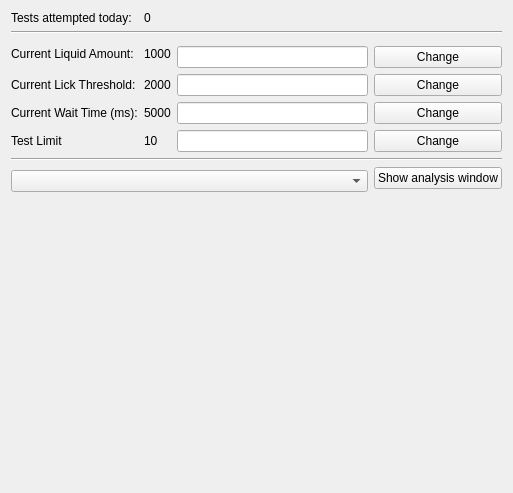
Above: Python/gui/mousewin.ui from yagarwal123/autonomouse before the change. Below: the same form after it.
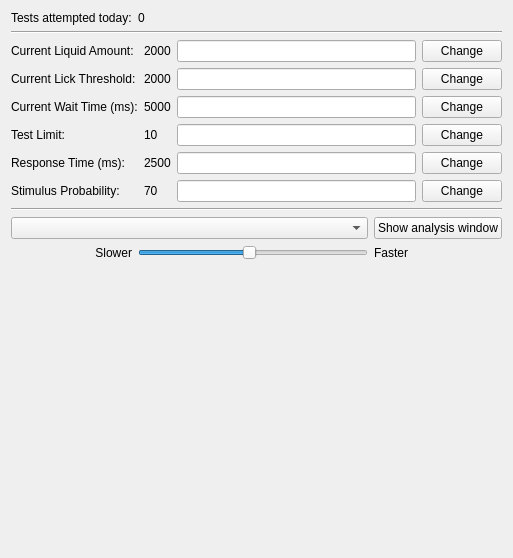
That is the form after the change. Custom widgets are drawn as their Qt base class.

The edit to the form file:
```diff
--- a/Python/gui/mousewin.ui
+++ b/Python/gui/mousewin.ui
@@ -6,14 +6,63 @@
    <rect>
     <x>0</x>
     <y>0</y>
-    <width>509</width>
-    <height>487</height>
+    <width>503</width>
+    <height>502</height>
    </rect>
   </property>
   <property name="windowTitle">
    <string>Form</string>
   </property>
-  <layout class="QGridLayout" name="gridLayout">
+  <layout class="QGridLayout" name="gridLayout_2">
+   <item row="3" column="0" colspan="4">
+    <widget class="Line" name="line_2">
+     <property name="orientation">
+      <enum>Qt::Horizontal</enum>
+     </property>
+    </widget>
+   </item>
+   <item row="4" column="0" colspan="3">
+    <widget class="QComboBox" name="test_select"/>
+   </item>
+   <item row="4" column="3">
+    <widget class="QPushButton" name="showAnalysisButton">
+     <property name="text">
+      <string>Show analysis window</string>
+     </property>
+    </widget>
+   </item>
+   <item row="5" column="0">
+    <widget class="QLabel" name="label_7">
+     <property name="text">
+      <string>Slower</string>
+     </property>
+     <property name="alignment">
+      <set>Qt::AlignRight|Qt::AlignTrailing|Qt::AlignVCenter</set>
+     </property>
+    </widget>
+   </item>
+   <item row="5" column="1" colspan="2">
+    <widget class="QSlider" name="speedSlider">
+     <property name="minimum">
+      <number>1</number>
+     </property>
+     <property name="maximum">
+      <number>30</number>
+     </property>
+     <property name="sliderPosition">
+      <number>15</number>
+     </property>
+     <property name="orientation">
+      <enum>Qt::Horizontal</enum>
+     </property>
+     <property name="tickPosition">
+      <enum>QSlider::NoTicks</enum>
+     </property>
+     <property name="tickInterval">
+      <number>1</number>
+     </property>
+    </widget>
+   </item>
    <item row="0" column="0">
     <widget class="QLabel" name="label_5">
      <property name="text">
@@ -21,13 +70,6 @@
      </property>
     </widget>
    </item>
-   <item row="0" column="1">
-    <widget class="QLabel" name="test_no_disp">
-     <property name="text">
-      <string>0</string>
-     </property>
-    </widget>
-   </item>
    <item row="1" column="0" colspan="4">
     <widget class="Line" name="line">
      <property name="orientation">
@@ -35,126 +77,178 @@
      </property>
     </widget>
    </item>
-   <item row="2" column="0" rowspan="2">
-    <widget class="QLabel" name="label">
+   <item row="5" column="3">
+    <widget class="QLabel" name="label_8">
+     <property name="text">
+      <string>Faster</string>
+     </property>
+     <property name="alignment">
+      <set>Qt::AlignLeading|Qt::AlignLeft|Qt::AlignVCenter</set>
+     </property>
+    </widget>
+   </item>
+   <item row="6" column="0" colspan="4">
+    <widget class="MplWidget" name="plotWid" native="true">
+     <property name="minimumSize">
+      <size>
+       <width>491</width>
+       <height>281</height>
+      </size>
+     </property>
+    </widget>
+   </item>
+   <item row="2" column="0" colspan="4">
+    <layout class="QGridLayout" name="gridLayout">
+     <item row="0" column="0">
+      <widget class="QLabel" name="label_10">
      <property name="text">
       <string>Current Liquid Amount:</string>
      </property>
     </widget>
    </item>
-   <item row="2" column="1" rowspan="2">
+     <item row="0" column="1">
     <widget class="QLabel" name="liq_am_disp">
      <property name="text">
-      <string>1000</string>
+        <string>2000</string>
      </property>
     </widget>
    </item>
-   <item row="3" column="2">
+     <item row="0" column="2">
     <widget class="QLineEdit" name="liquidLineEdit"/>
    </item>
-   <item row="3" column="3">
+     <item row="0" column="3">
     <widget class="QPushButton" name="changeliquidButton">
      <property name="text">
       <string>Change</string>
      </property>
     </widget>
    </item>
-   <item row="4" column="0">
+     <item row="1" column="0">
     <widget class="QLabel" name="label_2">
      <property name="text">
       <string>Current Lick Threshold:</string>
      </property>
     </widget>
    </item>
-   <item row="4" column="1">
+     <item row="1" column="1">
     <widget class="QLabel" name="lick_thresh_disp">
      <property name="text">
       <string>2000</string>
      </property>
     </widget>
    </item>
-   <item row="4" column="2">
+     <item row="1" column="2">
     <widget class="QLineEdit" name="lickLineEdit"/>
    </item>
-   <item row="4" column="3">
+     <item row="1" column="3">
     <widget class="QPushButton" name="changelickButton">
      <property name="text">
       <string>Change</string>
      </property>
     </widget>
    </item>
-   <item row="5" column="0">
+     <item row="2" column="0">
     <widget class="QLabel" name="label_3">
      <property name="text">
       <string>Current Wait Time (ms):</string>
      </property>
     </widget>
    </item>
-   <item row="5" column="1">
+     <item row="2" column="1">
     <widget class="QLabel" name="waittime_disp">
      <property name="text">
       <string>5000</string>
      </property>
     </widget>
    </item>
-   <item row="5" column="2">
+     <item row="2" column="2">
     <widget class="QLineEdit" name="waittimeLineEdit"/>
    </item>
-   <item row="5" column="3">
+     <item row="2" column="3">
     <widget class="QPushButton" name="changewaittimeButton">
      <property name="text">
       <string>Change</string>
      </property>
     </widget>
    </item>
-   <item row="6" column="0">
+     <item row="3" column="0">
     <widget class="QLabel" name="label_4">
      <property name="text">
-      <string>Test Limit</string>
+        <string>Test Limit:</string>
      </property>
     </widget>
    </item>
-   <item row="6" column="1">
+     <item row="3" column="1">
     <widget class="QLabel" name="test_lim_disp">
      <property name="text">
       <string>10</string>
      </property>
     </widget>
    </item>
-   <item row="6" column="2">
+     <item row="3" column="2">
     <widget class="QLineEdit" name="testLimLineEdit"/>
    </item>
-   <item row="6" column="3">
+     <item row="3" column="3">
     <widget class="QPushButton" name="changeTestLimButton">
      <property name="text">
       <string>Change</string>
      </property>
     </widget>
    </item>
-   <item row="7" column="0" colspan="4">
-    <widget class="Line" name="line_2">
-     <property name="orientation">
-      <enum>Qt::Horizontal</enum>
+     <item row="4" column="0">
+      <widget class="QLabel" name="label_6">
+       <property name="text">
+        <string>Response Time (ms):</string>
      </property>
     </widget>
    </item>
-   <item row="8" column="0" rowspan="2" colspan="3">
-    <widget class="QComboBox" name="test_select"/>
-   </item>
-   <item row="10" column="0" colspan="4">
-    <widget class="MplWidget" name="plotWid" native="true">
-     <property name="minimumSize">
-      <size>
-       <width>491</width>
-       <height>281</height>
-      </size>
+     <item row="4" column="1">
+      <widget class="QLabel" name="resp_disp">
+       <property name="text">
+        <string>2500</string>
+       </property>
+      </widget>
+     </item>
+     <item row="4" column="2">
+      <widget class="QLineEdit" name="respLineEdit"/>
+     </item>
+     <item row="4" column="3">
+      <widget class="QPushButton" name="changeRespButton">
+       <property name="text">
+        <string>Change</string>
      </property>
     </widget>
    </item>
-   <item row="8" column="3">
-    <widget class="QPushButton" name="showAnalysisButton">
+     <item row="5" column="0">
+      <widget class="QLabel" name="label_9">
      <property name="text">
-      <string>Show analysis window</string>
+        <string>Stimulus Probability:</string>
+       </property>
+      </widget>
+     </item>
+     <item row="5" column="1">
+      <widget class="QLabel" name="stim_prob_disp">
+       <property name="text">
+        <string>70</string>
+       </property>
+      </widget>
+     </item>
+     <item row="5" column="2">
+      <widget class="QLineEdit" name="stimProbLineEdit"/>
+     </item>
+     <item row="5" column="3">
+      <widget class="QPushButton" name="changeStimButton">
+       <property name="text">
+        <string>Change</string>
+       </property>
+      </widget>
+     </item>
+    </layout>
+   </item>
+   <item row="0" column="1">
+    <widget class="QLabel" name="test_no_disp">
+     <property name="text">
+      <string>0</string>
      </property>
     </widget>
    </item>
```
Lines whose indentation alone changed are shown as unchanged.
